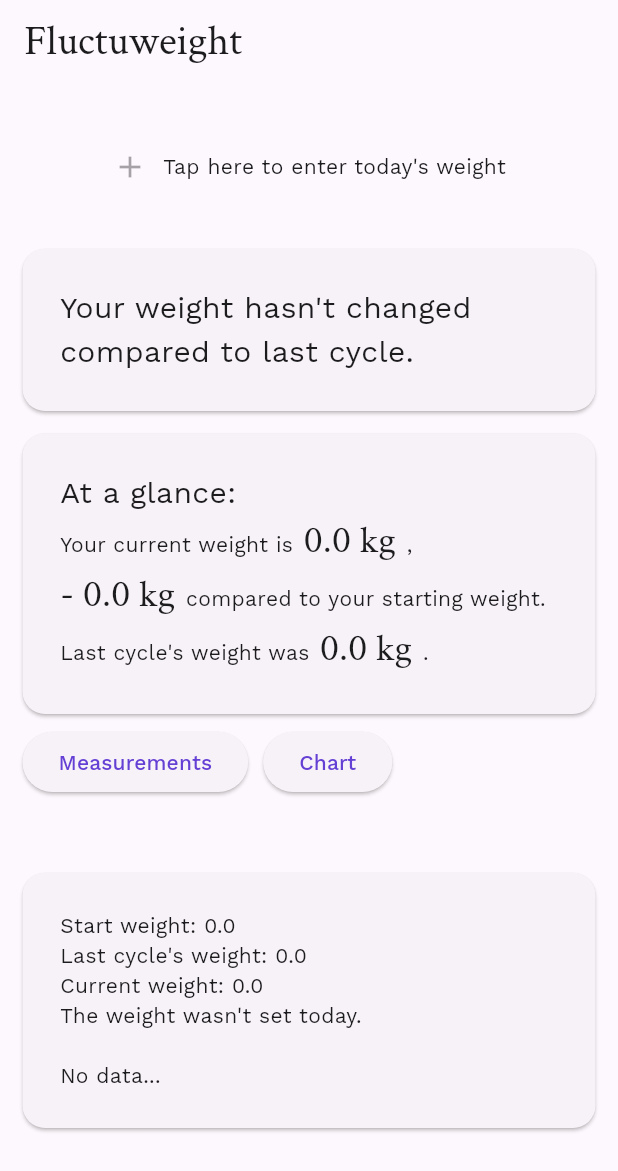
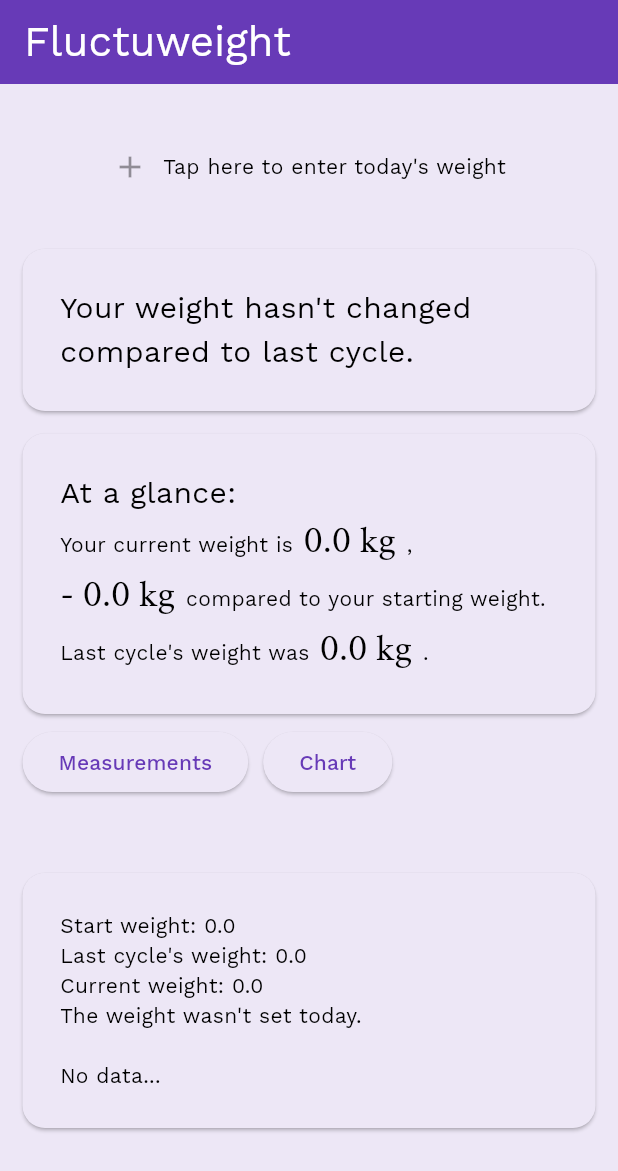
Before and after one commit to JupiterPi/cyclone, a Flutter app: the screen it shows after launch, on a phone screen of 412 x 824 dp. Shown: the top 1171 px of the screen. Run offline on Flutter 3.47's test engine with Material 2 defaults, Android fonts, the phone set to English and light mode, and no system bars; our stand-ins replace get_it, go_router, google_fonts, sqflite; missing offline and left inert: charts_painter, emojis; accounts and stored records are empty.

Commit message:
proper theme/colors

```diff
--- a/lib/theme/color_schemes.dart
+++ /dev/null
@@ -1,107 +0,0 @@
-import 'package:flutter/material.dart';
-
-const lightColorScheme = ColorScheme(
-  brightness: Brightness.light,
-  primary: Color(0xFF6540D5),
-  onPrimary: Color(0xFFFFFFFF),
-  primaryContainer: Color(0xFFE7DEFF),
-  onPrimaryContainer: Color(0xFF1F0060),
-  primaryFixed: Color(0xFFE7DEFF),
-  onPrimaryFixed: Color(0xFF1F0060),
-  primaryFixedDim: Color(0xFFCCBDFF),
-  onPrimaryFixedVariant: Color(0xFF4D20BD),
-  secondary: Color(0xFF006495),
-  onSecondary: Color(0xFFFFFFFF),
-  secondaryContainer: Color(0xFFCBE6FF),
-  onSecondaryContainer: Color(0xFF001E30),
-  secondaryFixed: Color(0xFFCBE6FF),
-  onSecondaryFixed: Color(0xFF001E30),
-  secondaryFixedDim: Color(0xFF8FCDFF),
-  onSecondaryFixedVariant: Color(0xFF004B71),
-  tertiary: Color(0xFF8C4482),
-  onTertiary: Color(0xFFFFFFFF),
-  tertiaryContainer: Color(0xFFFFD7F3),
-  onTertiaryContainer: Color(0xFF390036),
-  tertiaryFixed: Color(0xFFFFD7F3),
-  onTertiaryFixed: Color(0xFF390036),
-  tertiaryFixedDim: Color(0xFFFFABEE),
-  onTertiaryFixedVariant: Color(0xFF702B68),
-  error: Color(0xFFBA1A1A),
-  errorContainer: Color(0xFFFFDAD6),
-  onError: Color(0xFFFFFFFF),
-  onErrorContainer: Color(0xFF410002),
-  background: Color(0xFFFFFBFF),
-  onBackground: Color(0xFF1C1B1E),
-  outline: Color(0xFF79757F),
-  onInverseSurface: Color(0xFFF4EFF4),
-  inverseSurface: Color(0xFF313033),
-  inversePrimary: Color(0xFFCCBDFF),
-  shadow: Color(0xFF000000),
-  surfaceTint: Color(0xFF6540D5),
-  outlineVariant: Color(0xFFCAC4CF),
-  scrim: Color(0xFF000000),
-  surface: Color(0xFFFDF8FD),
-  onSurface: Color(0xFF1C1B1E),
-  surfaceVariant: Color(0xFFE6E0EC),
-  onSurfaceVariant: Color(0xFF48454E),
-  surfaceContainerHighest: Color(0xFFE6E1E6),
-  surfaceContainerHigh: Color(0xFFECE7EB),
-  surfaceContainer: Color(0xFFF1ECF1),
-  surfaceContainerLow: Color(0xFFF7F2F7),
-  surfaceContainerLowest: Color(0xFFFFFFFF),
-  surfaceDim: Color(0xFFDDD9DD),
-  surfaceBright: Color(0xFFFDF8FD),
-);
-
-const darkColorScheme = ColorScheme(
-  brightness: Brightness.dark,
-  primary: Color(0xFFCCBDFF),
-  onPrimary: Color(0xFF350097),
-  primaryContainer: Color(0xFF4D20BD),
-  onPrimaryContainer: Color(0xFFE7DEFF),
-  primaryFixed: Color(0xFFE7DEFF),
-  onPrimaryFixed: Color(0xFF1F0060),
-  primaryFixedDim: Color(0xFFCCBDFF),
-  onPrimaryFixedVariant: Color(0xFF4D20BD),
-  secondary: Color(0xFF8FCDFF),
-  onSecondary: Color(0xFF003450),
-  secondaryContainer: Color(0xFF004B71),
-  onSecondaryContainer: Color(0xFFCBE6FF),
-  secondaryFixed: Color(0xFFCBE6FF),
-  onSecondaryFixed: Color(0xFF001E30),
-  secondaryFixedDim: Color(0xFF8FCDFF),
-  onSecondaryFixedVariant: Color(0xFF004B71),
-  tertiary: Color(0xFFFFABEE),
-  onTertiary: Color(0xFF561250),
-  tertiaryContainer: Color(0xFF702B68),
-  onTertiaryContainer: Color(0xFFFFD7F3),
-  tertiaryFixed: Color(0xFFFFD7F3),
-  onTertiaryFixed: Color(0xFF390036),
-  tertiaryFixedDim: Color(0xFFFFABEE),
-  onTertiaryFixedVariant: Color(0xFF702B68),
-  error: Color(0xFFFFB4AB),
-  errorContainer: Color(0xFF93000A),
-  onError: Color(0xFF690005),
-  onErrorContainer: Color(0xFFFFDAD6),
-  background: Color(0xFF1C1B1E),
-  onBackground: Color(0xFFE6E1E6),
-  outline: Color(0xFF938F99),
-  onInverseSurface: Color(0xFF1C1B1E),
-  inverseSurface: Color(0xFFE6E1E6),
-  inversePrimary: Color(0xFF6540D5),
-  shadow: Color(0xFF000000),
-  surfaceTint: Color(0xFFCCBDFF),
-  outlineVariant: Color(0xFF48454E),
-  scrim: Color(0xFF000000),
-  surface: Color(0xFF141316),
-  onSurface: Color(0xFFC9C5CA),
-  surfaceVariant: Color(0xFF48454E),
-  onSurfaceVariant: Color(0xFFCAC4CF),
-  surfaceContainerHighest: Color(0xFF363438),
-  surfaceContainerHigh: Color(0xFF2B292D),
-  surfaceContainer: Color(0xFF201F23),
-  surfaceContainerLow: Color(0xFF1C1B1E),
-  surfaceContainerLowest: Color(0xFF0F0E11),
-  surfaceDim: Color(0xFF141316),
-  surfaceBright: Color(0xFF3A383C),
-);
--- a/lib/ui/ui-main.dart
+++ b/lib/ui/ui-main.dart
@@ -5,7 +5,8 @@ import 'package:flutter/material.dart';
 import 'package:go_router/go_router.dart';
 import 'package:google_fonts/google_fonts.dart';
 
-import '../theme/color_schemes.dart';
+const textFont = GoogleFonts.workSans;
+const displayFont = GoogleFonts.crimsonText;
 
 class CycloneApp extends StatelessWidget {
   const CycloneApp({super.key});
@@ -16,19 +17,19 @@ class CycloneApp extends StatelessWidget {
       title: 'Cyclone',
       theme: ThemeData(
         useMaterial3: true,
-        colorScheme: lightColorScheme,
-        fontFamily: GoogleFonts.workSans().fontFamily,
+        colorScheme: ColorScheme.fromSwatch(
+          primarySwatch: Colors.deepPurple,
+          accentColor: Colors.deepPurpleAccent,
+          cardColor: Colors.deepPurple[50],
+          brightness: Brightness.light,
+        ),
+        appBarTheme: const AppBarTheme(
+          foregroundColor: Colors.white,
+          backgroundColor: Colors.deepPurple,
+        ),
+        fontFamily: textFont().fontFamily,
+        brightness: Brightness.light,
       ),
-      darkTheme: ThemeData(
-        useMaterial3: true,
-        colorScheme: darkColorScheme,
-        fontFamily: GoogleFonts.workSans().fontFamily,
-      ),
-      /*darkTheme: ThemeData(
-        useMaterial3: true,
-        colorScheme: darkColorScheme,
-        fontFamily: GoogleFonts.workSans().fontFamily,
-      ),*/
       routerConfig: _router,
     );
   }
@@ -57,8 +58,8 @@ class CycloneScaffold extends StatelessWidget {
     return Scaffold(
       appBar: AppBar(
         title: Text(
-            "Fluctuweight",
-            style: GoogleFonts.crimsonText(fontSize: 28)
+          "Fluctuweight",
+          style: textFont(fontSize: 28)
         ),
       ),
       body: _body,
```
Also changed, not shown: lib/ui/chart.dart (+20 -5 lines).
